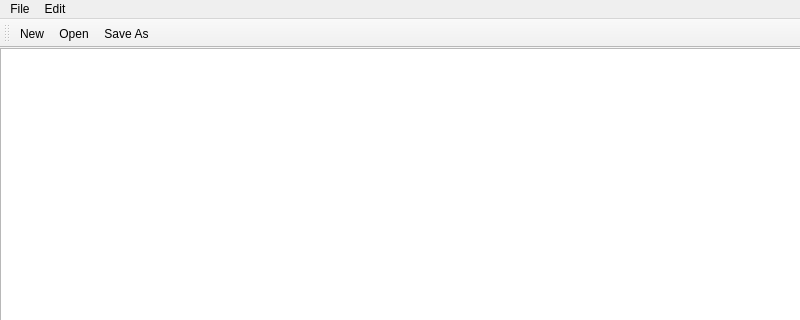
Before: the Qt Designer form Notepad/mainwindow.ui in retrotechie/rt-cpp-tryout, drawn with Qt 5; both pictures show x 0 to 800 and y 0 to 320 of the 800 by 604 pixel window.
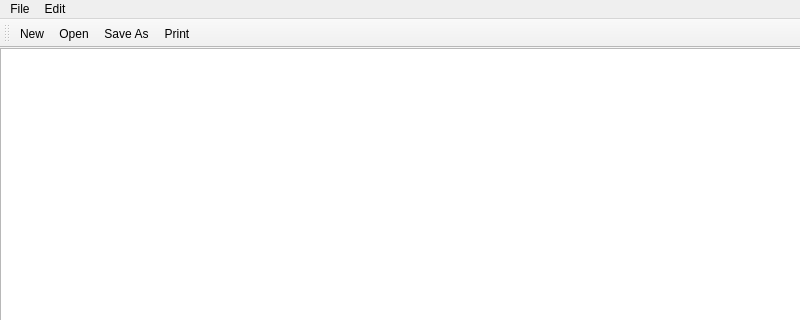
After: the same form once the commit is applied. Icons and pictures are not drawn.

Commit message:
feat: perform `Print` action
Issue #2

Patch:
```diff
--- a/Notepad/mainwindow.ui
+++ b/Notepad/mainwindow.ui
@@ -76,6 +76,7 @@
    <addaction name="actionNew"/>
    <addaction name="actionOpen"/>
    <addaction name="actionSave_As"/>
+   <addaction name="actionPrint"/>
   </widget>
   <action name="actionNew">
    <property name="icon">
```
Left out of the diff: 4 changed lines with no effect on the pictures. The commit also changes 4 other files.
